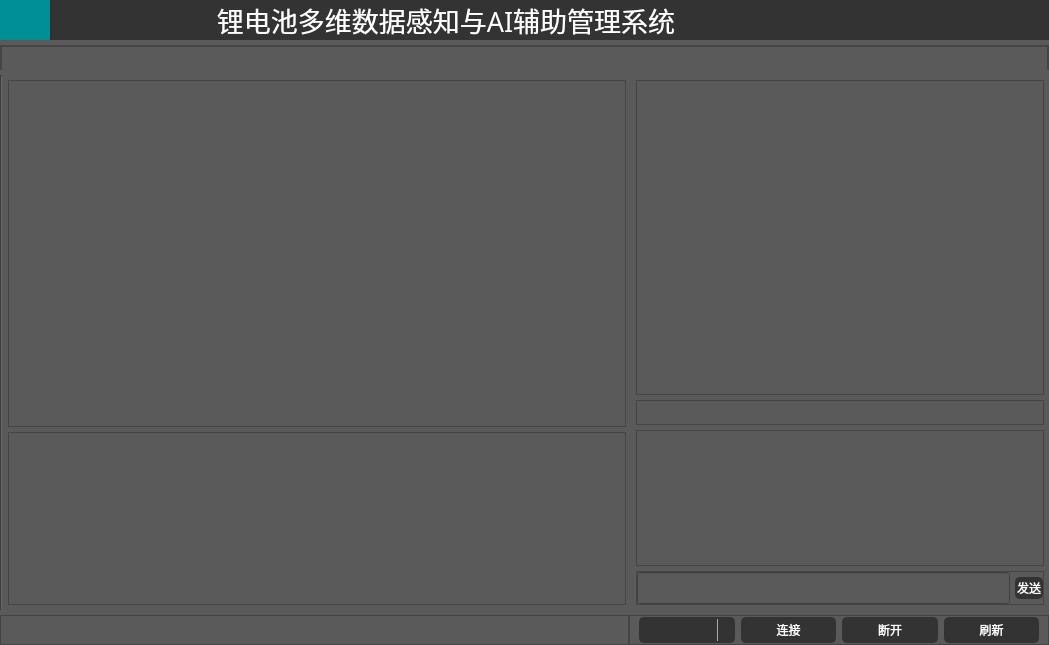
The window that ui/ui_main.ui (saberrin/EIS_GUI) describes before a commit, drawn with Qt 5.
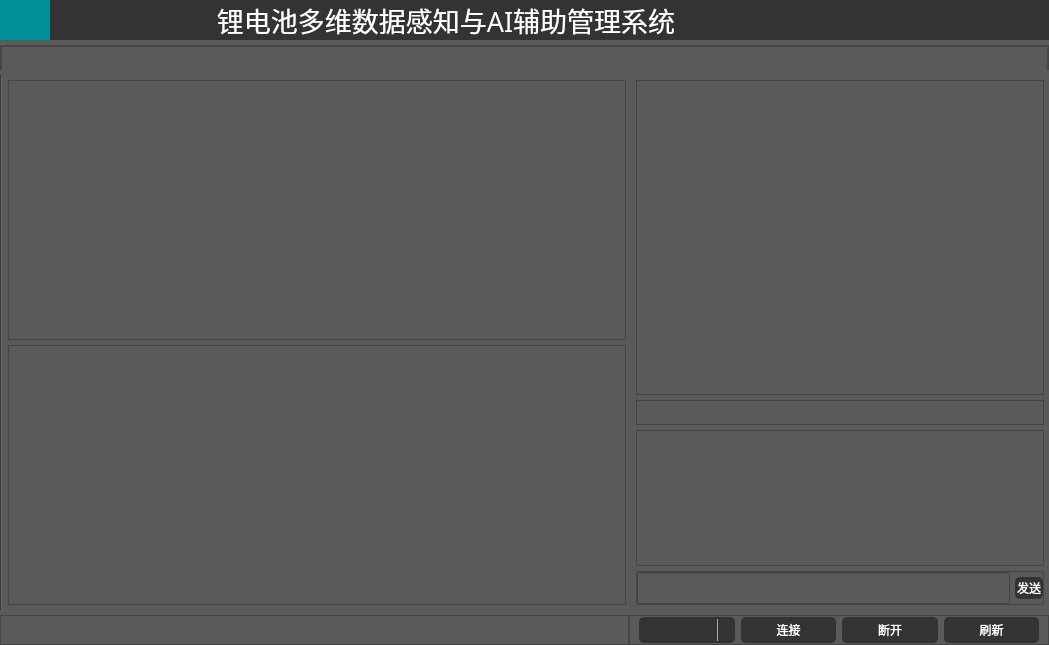
The same window after the commit. The open tabs and pages were chosen to show the change. Icons and pictures are not drawn.

```diff
--- a/ui/ui_main.ui
+++ b/ui/ui_main.ui
@@ -746,7 +746,7 @@
                       <property name="sizePolicy">
                        <sizepolicy hsizetype="Preferred" vsizetype="Preferred">
                         <horstretch>0</horstretch>
-                        <verstretch>4</verstretch>
+                        <verstretch>2</verstretch>
                        </sizepolicy>
                       </property>
                       <property name="minimumSize">
@@ -774,6 +774,9 @@
                        <property name="bottomMargin">
                         <number>0</number>
                        </property>
+                       <property name="spacing">
+                        <number>5</number>
+                       </property>
                       </layout>
                      </widget>
                     </item>
@@ -791,7 +794,23 @@
                       <property name="frameShadow">
                        <enum>QFrame::Raised</enum>
                       </property>
-                      <layout class="QHBoxLayout" name="horizontalLayout_15"/>
+                      <layout class="QHBoxLayout" name="horizontalLayout_15">
+                       <property name="spacing">
+                        <number>5</number>
+                       </property>
+                       <property name="leftMargin">
+                        <number>0</number>
+                       </property>
+                       <property name="topMargin">
+                        <number>0</number>
+                       </property>
+                       <property name="rightMargin">
+                        <number>0</number>
+                       </property>
+                       <property name="bottomMargin">
+                        <number>0</number>
+                       </property>
+                      </layout>
                      </widget>
                     </item>
                    </layout>
```
Left out of the diff: 2 changed lines with no effect on the pictures.
